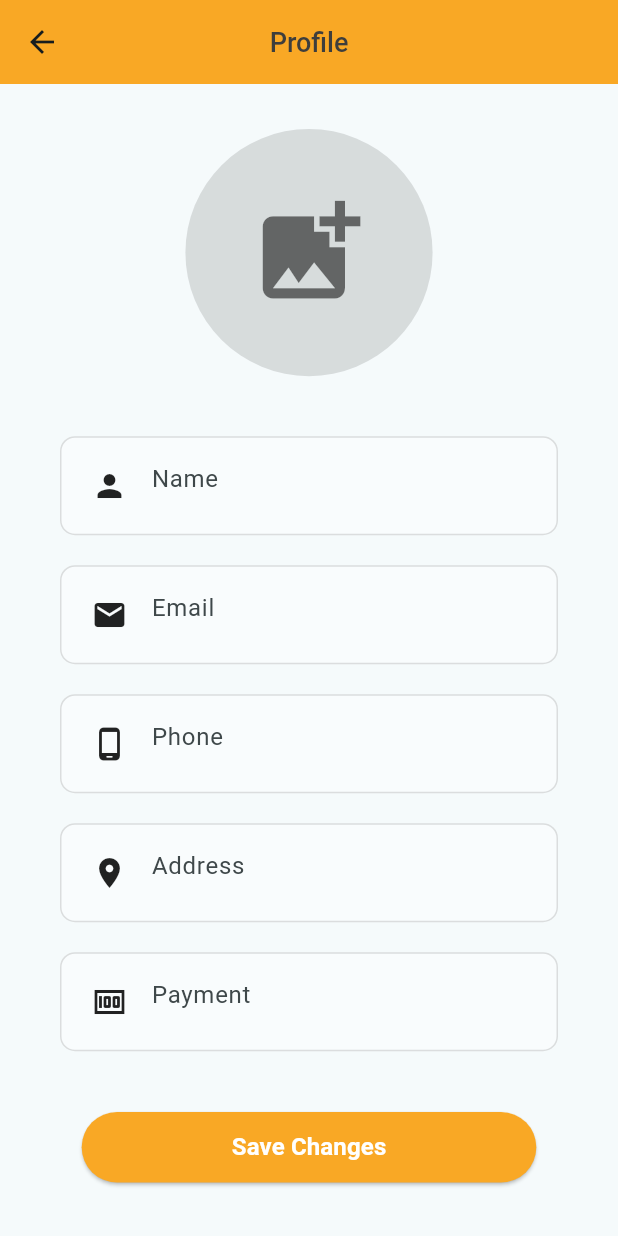
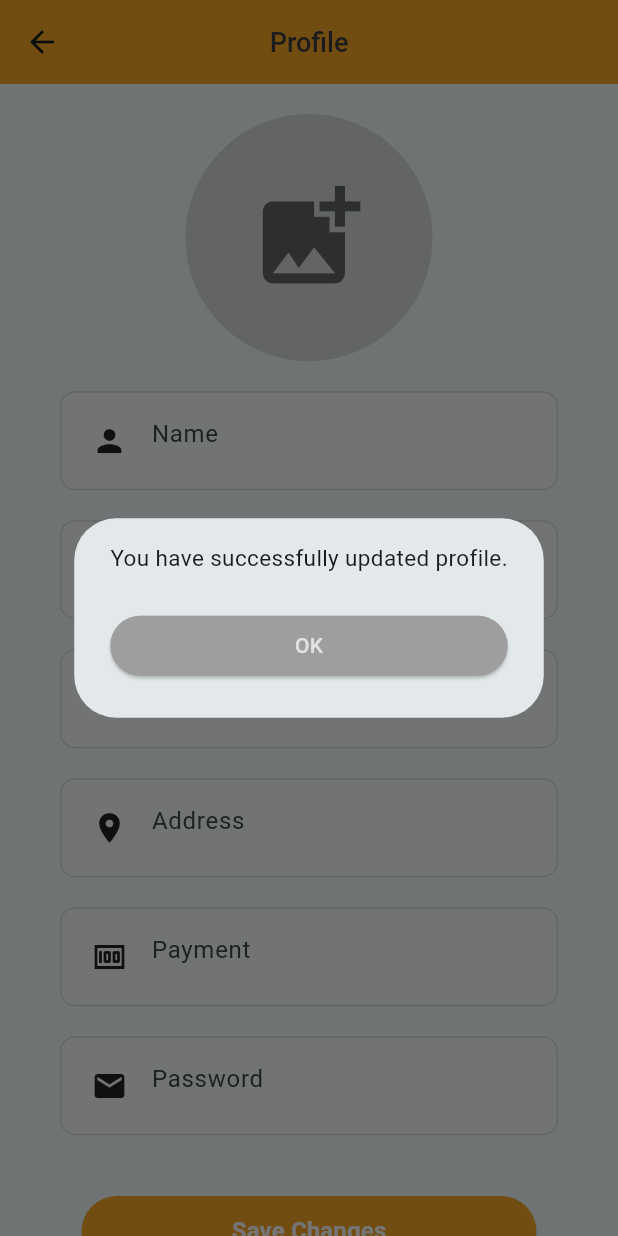
Before and after one commit to wxiaoxuan/jiak_users_app, a Flutter app: the Profile screen opened directly, after a tap on "Save Changes", on a phone screen of 412 x 824 dp. Run offline on Flutter 3.47's test engine with Material 2 defaults, Android fonts, the phone set to English and light mode, and no system bars; our stand-ins replace carousel_slider, geocoding, geolocator, shared_preferences; missing offline and left inert: bcrypt, mongo_dart, number_inc_dec; accounts and stored records are empty; network calls fail.

Commit message:
Fixed Update Data to DB in Profile Page + Fixed bugs
Bugs:
- Login - no error dialog when the 2 fields has wrong credentials
- Put Update Pw Field in Profile Page
- Retrieve Order History by Unique Email, not name

```diff
--- a/lib/authentication/login.dart
+++ b/lib/authentication/login.dart
@@ -51,6 +51,8 @@ class Login extends StatelessWidget {
             phone: user['phone'],
             location: user['location'],
           );
+        } else {
+          ErrorDialog.show(context, "Invalid Credentials");
         }
       } else {
         ErrorDialog.show(context, "Invalid Credentials");
--- a/lib/pages/order_history.dart
+++ b/lib/pages/order_history.dart
@@ -15,7 +15,8 @@ class OrderHistory extends StatefulWidget {
 }
 
 class _OrderHistoryState extends State<OrderHistory> {
-  final currentLoginUser = sharedPreferences?.get("name");
+  // final currentLoginUser = sharedPreferences?.get("name");
+  final currentLoginUser = sharedPreferences?.get("email");
   final List<Map<String, dynamic>> currentOrder = [];
 
   @override
@@ -33,7 +34,7 @@ class _OrderHistoryState extends State<OrderHistory> {
 
       // Retrieve Current User's Order
       for (final currentUserOrder in allOrders) {
-        final dbCustomerName = currentUserOrder['customerName'];
+        final dbCustomerName = currentUserOrder['customerEmail'];
 
         if (currentLoginUser == dbCustomerName) {
           currentOrder.add(currentUserOrder);
--- a/lib/pages/profile.dart
+++ b/lib/pages/profile.dart
@@ -1,9 +1,11 @@
+import 'package:bcrypt/bcrypt.dart';
 import 'package:flutter/material.dart';
 import 'package:jiak_users_app/resources/mongoDB.dart';
 import 'package:jiak_users_app/widgets/components/customDrawer.dart';
 import 'package:jiak_users_app/widgets/components/custom_textfield.dart';
 import 'package:jiak_users_app/widgets/components/enter_button.dart';
 import 'package:jiak_users_app/widgets/dialogs/error_dialog.dart';
+import 'package:jiak_users_app/widgets/dialogs/successful_dialog.dart';
 
 import '../models/user.dart';
 import '../resources/global.dart';
@@ -20,6 +22,7 @@ class _ProfileState extends State<Profile> {
   void initState() {
     super.initState();
     retrieveCurrentUserProfile();
+    // updateProfile();
   }
 
   final GlobalKey<_ProfileState> profileKey = GlobalKey<_ProfileState>();
@@ -29,14 +32,13 @@ class _ProfileState extends State<Profile> {
   final TextEditingController phoneController = TextEditingController();
   final TextEditingController addressController = TextEditingController();
   final TextEditingController paymentController = TextEditingController();
-  // final TextEditingController passwordController = TextEditingController();
+  final TextEditingController passwordController = TextEditingController();
 
   // Get Current User Profile
   final List<Map<String, dynamic>> currentUserProfile = [];
 
   Future<void> retrieveCurrentUserProfile() async {
     try {
-      // currentUserProfile.clear();
       // Connect & retrieve all users
       MongoDB.connectUser();
       final allUsers = await MongoDB.getUsersDocument();
@@ -58,7 +60,7 @@ class _ProfileState extends State<Profile> {
         phoneController.text = currentUserProfile[0]['phone']?.toString() ?? '';
         addressController.text = currentUserProfile[0]['location'];
         // paymentController.text = currentUserProfile[0]['payment'];
-        // passwordController.text = '';
+        passwordController.text = '';
       }
 
       // Check if the widget is mounted before calling setState
@@ -81,24 +83,29 @@ class _ProfileState extends State<Profile> {
 
   Future<void> updateProfile() async {
     try {
+      // Hash Password
+      final hashedPassword =
+          BCrypt.hashpw(passwordController.text, BCrypt.gensalt());
+
       final updatedData = {
         'name': nameController.text,
-        'phone': int.parse(phoneController.text),
+        'phone': int.tryParse(phoneController.text) ?? 0,
         'location': addressController.text,
         'payment': paymentController.text,
-        // Add other fields you want to update
+        'password': hashedPassword,
       };
+
+      // print('updated data: $updatedData');
 
       final currentUserEmail = sharedPreferences?.get('email');
       await MongoDB.updateUser(currentUserEmail.toString(), updatedData);
 
-      // Optional: Show a success message or navigate to another screen
-      // ...
       print('Successful');
+      SuccessfulDialog.show(context, 'You have successfully updated profile.');
     } catch (e) {
       // Handle errors appropriately
       print('Error updating profile: $e');
-      // Show an error message if necessary
+      ErrorDialog.show(context, 'Error updating profile: $e');
     }
   }
 
@@ -128,7 +135,7 @@ class _ProfileState extends State<Profile> {
                 return SingleChildScrollView(
                   child: Padding(
                     padding: const EdgeInsets.symmetric(
-                        vertical: 30.0, horizontal: 20.0),
+                        vertical: 20.0, horizontal: 20.0),
                     child: Column(
                       children: [
                         InkWell(
@@ -143,7 +150,7 @@ class _ProfileState extends State<Profile> {
                             ),
                           ),
                         ),
-                        const SizedBox(height: 30.0),
+                        const SizedBox(height: 10.0),
                         CustomTextField(
                             controller: nameController,
                             icon: Icons.person,
@@ -174,12 +181,12 @@ class _ProfileState extends State<Profile> {
                             hintText: 'Payment',
                             isObscure: false,
                             enabled: true),
-                        // CustomTextField(
-                        //     controller: passwordController,
-                        //     icon: Icons.email,
-                        //     hintText: 'Password',
-                        //     isObscure: false,
-                        //     enabled: true),
+                        CustomTextField(
+                            controller: passwordController,
+                            icon: Icons.email,
+                            hintText: 'Password',
+                            isObscure: false,
+                            enabled: true),
                         const SizedBox(height: 30.0),
                         EnterButton(
                             name: 'Save Changes',
--- a/lib/resources/mongoDB.dart
+++ b/lib/resources/mongoDB.dart
@@ -130,26 +130,23 @@ class MongoDB {
   }
 
   // ========================= UPDATE FUNCTION ================================
-  // static update(User user) async {
-  //   var user1 = await userCollection.findOne({"id": user.id});
-  //   user1['name'] = user.name;
-  //   user1['email'] = user.email;
-  //   user1['password'] = user.password;
-  //   user1['location'] = user.location;
-  //   user1['phone'] = user.phone;
-  //   await userCollection.save(user1);
-  // }
-
   static Future<void> updateUser(
       String userEmail, Map<String, dynamic> updatedData) async {
     try {
       userCollection = db.collection(COLLECTION_NAME_USERS);
+      print("===========================");
+      print(updatedData);
+      print("===========================");
 
       // Find user by email and update the document
       await userCollection.update(
-        where.eq('email', userEmail),
-        modify.set(updatedData.keys.first, updatedData.values.first),
-      );
+          where.eq('email', userEmail),
+          modify
+            ..set('name', updatedData['name'])
+            ..set('phone', updatedData['phone'])
+            ..set('location', updatedData['location'])
+            // ..set('payment', updatedData['payment'])
+            ..set('password', updatedData['password']));
     } catch (e) {
       print('Error updating user data: $e');
       rethrow;
```
Also changed, not shown: lib/pages/changePassword.dart (deleted, +0 -15 lines), lib/task.txt (+5 -2 lines), lib/widgets/components/customDrawer.dart (+0 -12 lines).
